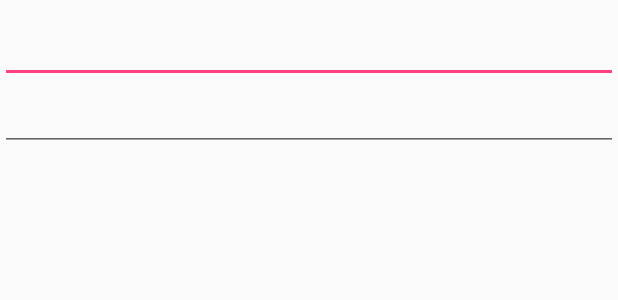
After one commit to Thulebona/InfoshareApp, an Android app: the layout fragment_create_content.xml on its own in the app's theme, with its tools: preview values and no code run, on a phone screen of 412 x 824 dp. The commit adds this screen. Shown: the top 300 px of the screen. Run offline under Robolectric (Android 15) with nearby library versions, the light colour scheme and no system bars.

Commit message:
new content fragment

```diff
--- a/app/build.gradle
+++ b/app/build.gradle
@@ -33,6 +33,7 @@ android {
 
 
 
+
 dependencies {
     compile fileTree(dir: 'libs', include: ['*.jar'])
     testCompile 'junit:junit:4.12'
--- a/app/src/main/AndroidManifest.xml
+++ b/app/src/main/AndroidManifest.xml
@@ -8,6 +8,7 @@
         android:label="@string/app_name"
         android:supportsRtl="true"
         android:theme="@style/AppTheme">
+
             <activity android:name=".views.MainActivity">
                 <intent-filter>
                     <action android:name="android.intent.action.MAIN" />
--- /dev/null
+++ b/app/src/main/res/layout/fragment_create_content.xml
@@ -0,0 +1,30 @@
+<RelativeLayout xmlns:android="http://schemas.android.com/apk/res/android"
+    xmlns:tools="http://schemas.android.com/tools"
+    android:layout_width="match_parent"
+    android:layout_height="match_parent"
+    tools:context="cput.ac.za.infoshare.views.fragments.CreateContentFragment">
+
+    <!-- TODO: Update blank fragment layout -->
+
+    <EditText
+        android:layout_width="match_parent"
+        android:layout_height="wrap_content"
+
+        android:id="@+id/editText"
+        android:layout_alignParentTop="true"
+        android:layout_alignParentRight="true"
+        android:layout_marginTop="10dp"
+        android:layout_alignParentEnd="true"
+        android:layout_alignParentLeft="true"
+        android:layout_alignParentStart="true" />
+
+    <EditText
+        android:layout_width="match_parent"
+        android:layout_height="wrap_content"
+        android:inputType="textMultiLine"
+        android:ems="10"
+        android:id="@+id/editText3"
+        android:layout_below="@+id/editText"
+        android:layout_alignParentLeft="true"
+        android:layout_alignParentStart="true" />
+</RelativeLayout>
--- a/app/src/main/res/values/strings.xml
+++ b/app/src/main/res/values/strings.xml
@@ -14,4 +14,7 @@
     <!-- TODO: Remove or change this placeholder text -->
     <string name="hello_blank_fragment">Hello blank fragment</string>
     <string name="profilepic">profilePic</string>
+    <string name="app_search">Search</string>
+    <string name="search_hint">search content</string>
+
 </resources>
```
Also changed, not shown: app/src/main/java/cput/ac/za/infoshare/CustomAdapter/PublishedContentViewAdapter.java (+2 -5 lines), app/src/main/java/cput/ac/za/infoshare/views/fragments/ContentFragment.java (+12 -7 lines), app/src/main/java/cput/ac/za/infoshare/views/fragments/CreateContentFragment.java (added, +40 -0 lines), app/src/main/res/drawable/view_selector.xml (deleted, +0 -11 lines), app/src/main/res/layout/published_content_adapter.xml (+5 -2 lines). Lines whose indentation alone changed are shown as unchanged.
